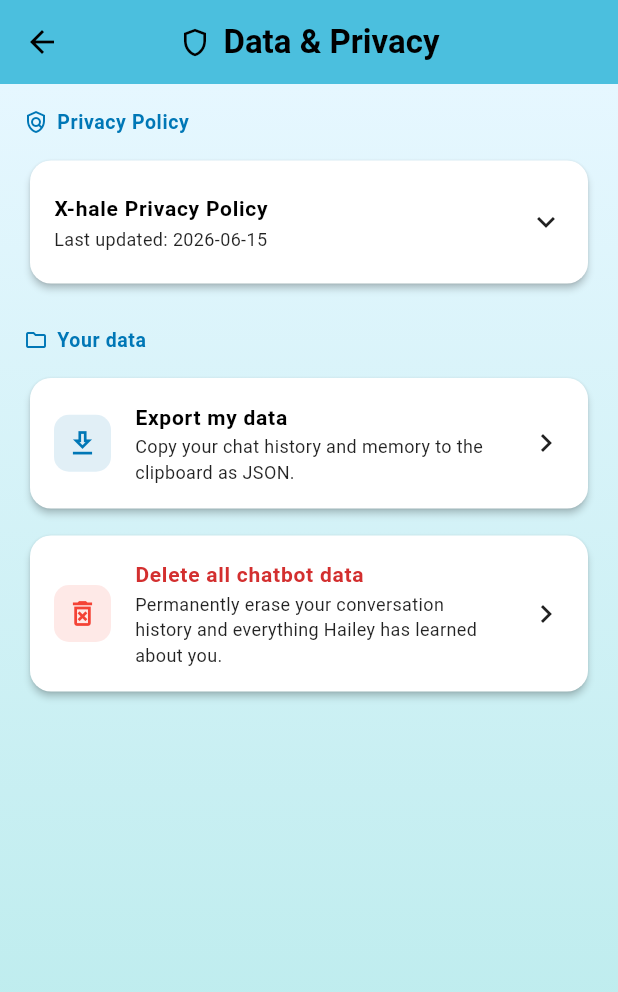
After one commit to StefanosTheos/X-hale, a Flutter app: the HaileyDataPrivacyPage screen opened directly, on a phone screen of 412 x 824 dp. The commit adds this screen. Shown: the top 992 px of the screen. Run offline on Flutter 3.47's test engine with Material 3 defaults, Android fonts, the phone set to English and light mode, and no system bars; our stand-ins replace appwrite, audioplayers, firebase_core, firebase_messaging, fl_chart, flutter_local_notifications and 9 more; missing offline and left inert: flame; accounts and stored records are empty; network calls fail; project files that could hold a hidden picture were left out.

Commit message:
feat: add Data & Privacy screen with GDPR export and bulk delete
- New HaileyDataPrivacyPage: collapsible privacy policy, export-to-clipboard (Article 20), and delete-all-chatbot-data with confirmation dialog
- Backend: GET /export/ endpoint, DELETE /memory/ bulk-erase route, delete_all_facts() in user_facts_store
- Settings entry point wired; ChatService gets clearAllMemory() and exportData() methods

```diff
--- /dev/null
+++ b/lib/pages/home_pages/hailey_data_privacy_page.dart
@@ -0,0 +1,471 @@
+import 'dart:convert';
+
+import 'package:flutter/material.dart';
+import 'package:flutter/services.dart';
+import 'package:flutter_riverpod/flutter_riverpod.dart';
+import 'package:smoking/extensions/widget_ref_theme.dart';
+import 'package:smoking/pages/utils/themes.dart';
+import 'package:smoking/providers/user_provider.dart';
+import 'package:smoking/services/appwrite_providers.dart';
+import 'package:smoking/services/chat_service.dart';
+
+class HaileyDataPrivacyPage extends ConsumerStatefulWidget {
+  const HaileyDataPrivacyPage({super.key});
+
+  @override
+  ConsumerState<HaileyDataPrivacyPage> createState() =>
+      _HaileyDataPrivacyPageState();
+}
+
+class _HaileyDataPrivacyPageState
+    extends ConsumerState<HaileyDataPrivacyPage> {
+  String? _jwt;
+  bool _isExporting = false;
+  bool _isDeleting = false;
+
+  @override
+  void initState() {
+    super.initState();
+    _refreshJwt();
+  }
+
+  Future<void> _refreshJwt() async {
+    try {
+      final account = ref.read(accountProvider);
+      final jwtObj = await account.createJWT();
+      if (mounted) setState(() => _jwt = jwtObj.jwt);
+    } catch (e) {
+      debugPrint('HaileyDataPrivacyPage: JWT error: $e');
+    }
+  }
+
+  // ── Export ───────────────────────────────────────────────────────────────
+
+  Future<void> _exportData() async {
+    final jwt = _jwt;
+    if (jwt == null) return;
+    setState(() => _isExporting = true);
+    try {
+      final data = await ChatService.exportData(jwt: jwt);
+      final pretty = const JsonEncoder.withIndent('  ').convert(data);
+      await Clipboard.setData(ClipboardData(text: pretty));
+      if (mounted) {
+        ScaffoldMessenger.of(context).showSnackBar(
+          const SnackBar(
+            content: Text('Data copied to clipboard'),
+            duration: Duration(seconds: 3),
+          ),
+        );
+      }
+    } catch (e) {
+      if (mounted) {
+        ScaffoldMessenger.of(context).showSnackBar(
+          SnackBar(content: Text('Export failed: $e')),
+        );
+      }
+    } finally {
+      if (mounted) setState(() => _isExporting = false);
+    }
+  }
+
+  // ── Delete all chatbot data ───────────────────────────────────────────────
+
+  void _confirmDeleteAll() {
+    final isDark = ref.read(userProvider.select((u) => u.theme == 'dark'));
+    showDialog(
+      context: context,
+      builder: (_) => Dialog(
+        shape: RoundedRectangleBorder(borderRadius: BorderRadius.circular(20)),
+        child: Container(
+          padding: const EdgeInsets.all(20),
+          decoration: BoxDecoration(
+            gradient: isDark
+                ? AppThemes.darkDeleteDialogGradient
+                : AppThemes.lightDeleteDialogGradient,
+            borderRadius: BorderRadius.circular(20),
+          ),
+          child: Column(
+            mainAxisSize: MainAxisSize.min,
+            children: [
+              Icon(Icons.warning_amber_rounded,
+                  size: 36,
+                  color: isDark
+                      ? AppThemes.darkDeleteButtonColor
+                      : AppThemes.lightDeleteButtonColor),
+              const SizedBox(height: 12),
+              Text(
+                'Delete all chatbot data?',
+                textAlign: TextAlign.center,
+                style: TextStyle(
+                  fontWeight: FontWeight.bold,
+                  fontSize: 15,
+                  color: isDark ? AppThemes.darkTextColor : Colors.black87,
+                ),
+              ),
+              const SizedBox(height: 8),
+              Text(
+                'This will permanently erase your entire conversation history and everything Hailey has learned about you. This cannot be undone.',
+                textAlign: TextAlign.center,
+                style: TextStyle(
+                  fontSize: 13,
+                  color: isDark
+                      ? AppThemes.darkSubtitleColor
+                      : Colors.black54,
+                ),
+              ),
+              const SizedBox(height: 20),
+              Row(
+                mainAxisAlignment: MainAxisAlignment.spaceEvenly,
+                children: [
+                  ElevatedButton(
+                    onPressed: () => Navigator.pop(context),
+                    style: ElevatedButton.styleFrom(
+                      backgroundColor:
+                          AppThemes.elevatedButtonBackground(isDark),
+                      foregroundColor:
+                          isDark ? AppThemes.darkTextColor : Colors.black,
+                      shape: RoundedRectangleBorder(
+                          borderRadius: BorderRadius.circular(12)),
+                    ),
+                    child: const Text('Cancel'),
+                  ),
+                  ElevatedButton(
+                    onPressed: () {
+                      Navigator.pop(context);
+                      _deleteAllChatbotData();
+                    },
+                    style: ElevatedButton.styleFrom(
+                      backgroundColor: isDark
+                          ? AppThemes.darkDeleteButtonColor
+                          : AppThemes.lightDeleteButtonColor,
+                      foregroundColor: Colors.white,
+                      shape: RoundedRectangleBorder(
+                          borderRadius: BorderRadius.circular(12)),
+                    ),
+                    child: const Text('Delete everything'),
+                  ),
+                ],
+              ),
+            ],
+          ),
+        ),
+      ),
+    );
+  }
+
+  Future<void> _deleteAllChatbotData() async {
+    final jwt = _jwt;
+    if (jwt == null) return;
+    setState(() => _isDeleting = true);
+    try {
+      await Future.wait([
+        ChatService.clearHistory(jwt: jwt),
+        ChatService.clearAllMemory(jwt: jwt),
+      ]);
+      if (mounted) {
+        ScaffoldMessenger.of(context).showSnackBar(
+          const SnackBar(
+            content: Text('All chatbot data deleted'),
+            duration: Duration(seconds: 3),
+          ),
+        );
+      }
+    } catch (e) {
+      if (mounted) {
+        ScaffoldMessenger.of(context).showSnackBar(
+          SnackBar(content: Text('Delete failed: $e')),
+        );
+      }
+    } finally {
+      if (mounted) setState(() => _isDeleting = false);
+    }
+  }
+
+  // ── Build ────────────────────────────────────────────────────────────────
+
+  @override
+  Widget build(BuildContext context) {
+    final isDark = ref.isDark;
+    final textColor =
+        isDark ? AppThemes.darkTextColor : AppThemes.lightTextColor;
+    final subtitleColor =
+        isDark ? AppThemes.darkSubtitleColor : AppThemes.lightSubtitleColor;
+    final cardColor = isDark ? AppThemes.darkCardColor : Colors.white;
+    final accentColor =
+        isDark ? AppThemes.darkDiaryTextColor : const Color(0xFF0077B6);
+
+    return Scaffold(
+      appBar: AppBar(
+        leading: IconButton(
+          icon: Icon(Icons.arrow_back, color: textColor),
+          onPressed: () => Navigator.pop(context),
+        ),
+        title: Row(
+          mainAxisSize: MainAxisSize.min,
+          children: [
+            Icon(Icons.shield_outlined, color: textColor, size: 22),
+            const SizedBox(width: 8),
+            Text('Data & Privacy',
+                style: TextStyle(
+                    color: textColor, fontWeight: FontWeight.bold)),
+          ],
+        ),
+        backgroundColor:
+            isDark ? AppThemes.darkAppBarColor : AppThemes.lightAppBarColor,
+        elevation: 4,
+        centerTitle: true,
+      ),
+      body: Container(
+        decoration: BoxDecoration(
+          gradient: isDark
+              ? AppThemes.darkMotivationGradient
+              : AppThemes.lightMotivationGradient,
+        ),
+        child: ListView(
+          padding: const EdgeInsets.all(16),
+          children: [
+            // ── Privacy Policy ──────────────────────────────────────────
+            _SectionHeader(
+                label: 'Privacy Policy',
+                icon: Icons.policy_outlined,
+                color: accentColor),
+            const SizedBox(height: 8),
+            Card(
+              color: cardColor,
+              shape: RoundedRectangleBorder(
+                  borderRadius: BorderRadius.circular(14)),
+              elevation: 2,
+              child: ExpansionTile(
+                tilePadding:
+                    const EdgeInsets.symmetric(horizontal: 16, vertical: 4),
+                childrenPadding: const EdgeInsets.fromLTRB(16, 0, 16, 16),
+                iconColor: accentColor,
+                collapsedIconColor: subtitleColor,
+                title: Text('X-hale Privacy Policy',
+                    style: TextStyle(
+                        fontWeight: FontWeight.w600,
+                        fontSize: 14,
+                        color: textColor)),
+                subtitle: Text('Last updated: 2026-06-15',
+                    style: TextStyle(fontSize: 12, color: subtitleColor)),
+                children: [
+                  _PolicySection(
+                    heading: 'What data we collect',
+                    body:
+                        '• Account information — email address and password (authentication only).\n'
+                        '• Quit profile — quit date, cigarettes per day, years smoking, pack price.\n'
+                        '• Diary entries — text entries you write in the app.\n'
+                        '• Chat history — your conversations with Hailey.\n'
+                        '• Hailey memory — facts Hailey extracts from conversations (triggers, coping strategies, emotional patterns).\n'
+                        '• Milestones and achievements — synced to your account.\n\n'
+                        'We do not collect device identifiers, location data, or any data unrelated to smoking cessation.',
+                    textColor: textColor,
+                    subtitleColor: subtitleColor,
+                  ),
+                  _PolicySection(
+                    heading: 'How we use your data',
+                    body:
+                        '• To personalise Hailey\'s responses based on your quit history.\n'
+                        '• To display your progress (days smoke-free, money saved, health benefits).\n'
+                        '• To send optional push notifications if you enable them.\n\n'
+                        'We do not sell your data. We do not use your data for advertising.',
+                    textColor: textColor,
+                    subtitleColor: subtitleColor,
+                  ),
+                  _PolicySection(
+                    heading: 'Where your data is stored',
+                    body:
+                        'All personal data is stored on Appwrite Cloud (AES-256 encryption at rest, Google Cloud Platform, europe-west region).\n\n'
+                        'Conversations are processed in real time by Groq (LLM inference) and Qdrant Cloud (vector search). Neither service retains your conversation data after the request completes.',
+                    textColor: textColor,
+                    subtitleColor: subtitleColor,
+                  ),
+                  _PolicySection(
+                    heading: 'Your rights',
+                    body:
+                        '• View — see everything Hailey knows about you on the "Hailey\'s memory" screen.\n'
+                        '• Delete individual facts — tap the delete icon next to any fact.\n'
+                        '• Export your data — use the Export button below to copy all your data to the clipboard.\n'
+                        '• Delete all chatbot data — use the Delete button below.\n\n'
+                        'If you are in the EU, these rights are granted under GDPR (Articles 15–17, 20).',
+                    textColor: textColor,
+                    subtitleColor: subtitleColor,
+                  ),
+                  _PolicySection(
+                    heading: 'Data retention',
+                    body:
+                        'Chat history and memory facts are retained for as long as your account is active. If you delete your account, all associated data is permanently erased within 30 days.',
+                    textColor: textColor,
+                    subtitleColor: subtitleColor,
+                  ),
+                  _PolicySection(
+                    heading: 'Contact',
+                    body: 'For privacy-related requests: steventheos@gmail.com',
+                    textColor: textColor,
+                    subtitleColor: subtitleColor,
+                  ),
+                ],
+              ),
+            ),
+
+            const SizedBox(height: 24),
+
+            // ── Your Data ───────────────────────────────────────────────
+            _SectionHeader(
+                label: 'Your data',
+                icon: Icons.folder_outlined,
+                color: accentColor),
+            const SizedBox(height: 8),
+
+            // Export
+            Card(
+              color: cardColor,
+              shape: RoundedRectangleBorder(
+                  borderRadius: BorderRadius.circular(14)),
+              elevation: 2,
+              child: ListTile(
+                contentPadding:
+                    const EdgeInsets.symmetric(horizontal: 16, vertical: 8),
+                leading: Container(
+                  padding: const EdgeInsets.all(8),
+                  decoration: BoxDecoration(
+                    color: accentColor.withAlpha(30),
+                    borderRadius: BorderRadius.circular(10),
+                  ),
+                  child: Icon(Icons.download_outlined,
+                      color: accentColor, size: 22),
+                ),
+                title: Text('Export my data',
+                    style: TextStyle(
+                        fontWeight: FontWeight.w600,
+                        fontSize: 14,
+                        color: textColor)),
+                subtitle: Text(
+                    'Copy your chat history and memory to the clipboard as JSON.',
+                    style: TextStyle(fontSize: 12, color: subtitleColor)),
+                trailing: _isExporting
+                    ? SizedBox(
+                        width: 20,
+                        height: 20,
+                        child: CircularProgressIndicator(
+                            strokeWidth: 2, color: accentColor),
+                      )
+                    : Icon(Icons.chevron_right, color: subtitleColor),
+                onTap: (_jwt == null || _isExporting) ? null : _exportData,
+              ),
+            ),
+
+            const SizedBox(height: 10),
+
+            // Delete all
+            Card(
+              color: cardColor,
+              shape: RoundedRectangleBorder(
+                  borderRadius: BorderRadius.circular(14)),
+              elevation: 2,
+              child: ListTile(
+                contentPadding:
+                    const EdgeInsets.symmetric(horizontal: 16, vertical: 8),
+                leading: Container(
+                  padding: const EdgeInsets.all(8),
+                  decoration: BoxDecoration(
+                    color: Colors.red.withAlpha(30),
+                    borderRadius: BorderRadius.circular(10),
+                  ),
+                  child: _isDeleting
+                      ? const SizedBox(
+                          width: 22,
+                          height: 22,
+                          child: CircularProgressIndicator(
+                              strokeWidth: 2, color: Colors.red),
+                        )
+                      : const Icon(Icons.delete_forever_outlined,
+                          color: Colors.red, size: 22),
+                ),
+                title: Text('Delete all chatbot data',
+                    style: TextStyle(
+                        fontWeight: FontWeight.w600,
+                        fontSize: 14,
+                        color: isDark ? Colors.red[300] : Colors.red[700])),
+                subtitle: Text(
+                    'Permanently erase your conversation history and everything Hailey has learned about you.',
+                    style: TextStyle(fontSize: 12, color: subtitleColor)),
+                trailing: Icon(Icons.chevron_right, color: subtitleColor),
+                onTap: (_jwt == null || _isDeleting) ? null : _confirmDeleteAll,
+              ),
+            ),
+
+            const SizedBox(height: 24),
+          ],
+        ),
+      ),
+    );
+  }
+}
+
+// ── Sub-widgets ───────────────────────────────────────────────────────────────
+
+class _SectionHeader extends StatelessWidget {
+  const _SectionHeader({
+    required this.label,
+    required this.icon,
+    required this.color,
+  });
+
+  final String label;
+  final IconData icon;
+  final Color color;
+
+  @override
+  Widget build(BuildContext context) {
+    return Padding(
+      padding: const EdgeInsets.only(bottom: 4),
+      child: Row(
+        children: [
+          Icon(icon, size: 16, color: color),
+          const SizedBox(width: 6),
+          Text(label,
+              style: TextStyle(
+                  fontWeight: FontWeight.bold,
+                  fontSize: 13,
+                  color: color,
+                  letterSpacing: 0.4)),
+        ],
+      ),
+    );
+  }
+}
+
+class _PolicySection extends StatelessWidget {
+  const _PolicySection({
+    required this.heading,
+    required this.body,
+    required this.textColor,
+    this.subtitleColor,
+  });
+
+  final String heading;
+  final String body;
+  final Color textColor;
+  final Color? subtitleColor;
+
+  @override
+  Widget build(BuildContext context) {
+    return Padding(
+      padding: const EdgeInsets.only(bottom: 14),
+      child: Column(
+        crossAxisAlignment: CrossAxisAlignment.start,
+        children: [
+          Text(heading,
+              style: TextStyle(
+                  fontWeight: FontWeight.w600,
+                  fontSize: 13,
+                  color: textColor)),
+          const SizedBox(height: 4),
+          Text(body,
+              style: TextStyle(fontSize: 12, color: subtitleColor, height: 1.5)),
+        ],
+      ),
+    );
+  }
+}
--- a/lib/services/chat_service.dart
+++ b/lib/services/chat_service.dart
@@ -230,4 +230,37 @@ class ChatService {
       throw Exception('Failed to delete fact: ${response.statusCode}');
     }
   }
+
+  /// DELETE /memory/ — wipes all memory facts for the authenticated user.
+  static Future<void> clearAllMemory({required String jwt}) async {
+    final response = await http.delete(
+      Uri.parse('$_baseUrl/memory/'),
+      headers: {'Authorization': 'Bearer $jwt'},
+    );
+    if (response.statusCode != 204 && response.statusCode != 200) {
+      throw Exception('Failed to clear memory: ${response.statusCode}');
+    }
+  }
+
+  // -------------------------------------------------------------------------
+  // Data export
+  // -------------------------------------------------------------------------
+
+  /// GET /export/ — returns all user data (history + memory facts) as JSON.
+  static Future<Map<String, dynamic>> exportData({required String jwt}) async {
+    final response = await http.get(
+      Uri.parse('$_baseUrl/export/'),
+      headers: {
+        'Authorization': 'Bearer $jwt',
+        'Content-Type': 'application/json',
+      },
+    );
+    if (response.statusCode == 200) {
+      return jsonDecode(response.body) as Map<String, dynamic>;
+    } else if (response.statusCode == 401) {
+      throw Exception('Session expired. Please sign in again.');
+    } else {
+      throw Exception('Export failed: ${response.statusCode}');
+    }
+  }
 }
```
Also changed, not shown: lib/pages/settings_pages/settings.dart (+14 -0 lines), 4 other files.
